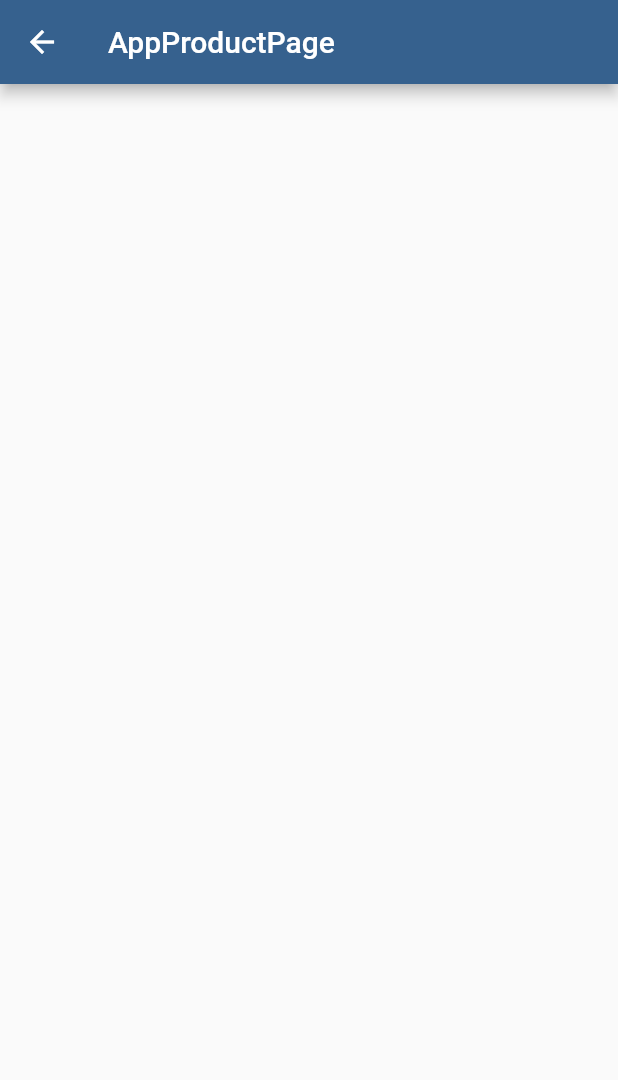
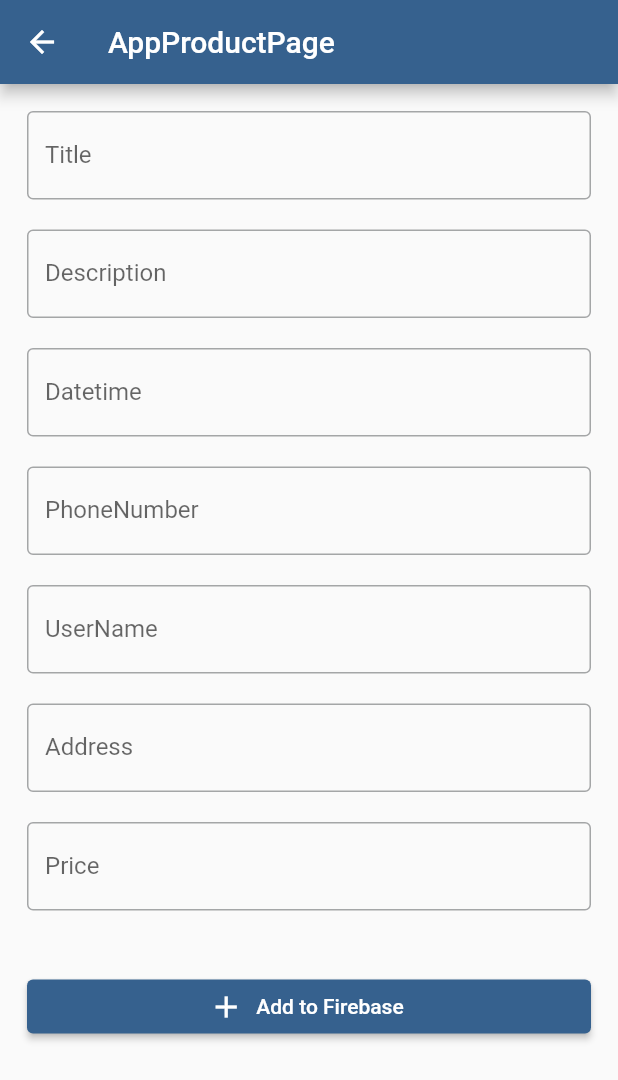
Before and after one commit to erjigit12/jarnama_app, a Flutter app: the AppProductPage screen opened directly, on a phone screen of 412 x 824 dp. Shown: the top 1080 px of the screen. Run offline on Flutter 3.47's test engine with Material 2 defaults, Android fonts, the light colour scheme and no system bars; our stand-ins replace firebase_core; accounts and stored records are empty.

Commit message:
dateTime

```diff
--- a/lib/app_product/page/app_product_page.dart
+++ b/lib/app_product/page/app_product_page.dart
@@ -1,13 +1,92 @@
+import 'package:flutter/cupertino.dart';
 import 'package:flutter/material.dart';
+import 'package:jarnama/components/custom_text_field.dart';
 
 class AppProductPage extends StatelessWidget {
   const AppProductPage({Key? key}) : super(key: key);
+
   @override
   Widget build(BuildContext context) {
+    final title = TextEditingController();
+    final desc = TextEditingController();
+    final dateTime = TextEditingController();
+    final phoneNumber = TextEditingController();
+    final userName = TextEditingController();
+    final address = TextEditingController();
+    final price = TextEditingController();
+
     return Scaffold(
       appBar: AppBar(
         title: const Text('AppProductPage'),
       ),
+      body: Padding(
+        padding: const EdgeInsets.all(18.0),
+        child: ListView(
+          children: [
+            CustomTextField(
+              controller: title,
+              hintText: 'Title',
+            ),
+            const SizedBox(height: 20),
+            CustomTextField(
+              controller: desc,
+              hintText: 'Description',
+            ),
+            const SizedBox(height: 20),
+            CustomTextField(
+              controller: dateTime,
+              hintText: 'Datetime',
+              focusNode: FocusNode(),
+              onTap: () async {
+                showCupertinoModalPopup(
+                    context: context,
+                    builder: (BuildContext builder) {
+                      return Container(
+                        height: MediaQuery.of(context).copyWith().size.height *
+                            0.25,
+                        color: Colors.white,
+                        child: CupertinoDatePicker(
+                          mode: CupertinoDatePickerMode.date,
+                          onDateTimeChanged: (value) {
+                            dateTime.text = value.toString();
+                          },
+                          initialDateTime: DateTime.now(),
+                          minimumYear: 2000,
+                          maximumYear: 3000,
+                        ),
+                      );
+                    });
+              },
+            ),
+            const SizedBox(height: 20),
+            CustomTextField(
+              controller: phoneNumber,
+              hintText: 'PhoneNumber',
+            ),
+            const SizedBox(height: 20),
+            CustomTextField(
+              controller: userName,
+              hintText: 'UserName',
+            ),
+            const SizedBox(height: 20),
+            CustomTextField(
+              controller: address,
+              hintText: 'Address',
+            ),
+            const SizedBox(height: 20),
+            CustomTextField(
+              controller: price,
+              hintText: 'Price',
+            ),
+            const SizedBox(height: 40),
+            ElevatedButton.icon(
+              onPressed: () {},
+              icon: const Icon(Icons.add),
+              label: const Text('Add to Firebase'),
+            ),
+          ],
+        ),
+      ),
     );
   }
 }
--- /dev/null
+++ b/lib/components/custom_text_field.dart
@@ -0,0 +1,40 @@
+// ignore_for_file: public_member_api_docs, sort_constructors_first
+import 'package:flutter/material.dart';
+
+class CustomTextField extends StatelessWidget {
+  const CustomTextField({
+    Key? key,
+    this.hintText,
+    this.suffixIcon,
+    this.prefixIcon,
+    this.onTap,
+    this.maxLines,
+    this.controller,
+    this.focusNode,
+  }) : super(key: key);
+
+  final String? hintText;
+  final Widget? suffixIcon;
+  final Widget? prefixIcon;
+  final void Function()? onTap;
+  final int? maxLines;
+  final TextEditingController? controller;
+  final FocusNode? focusNode;
+
+  @override
+  Widget build(BuildContext context) {
+    return TextFormField(
+      controller: controller,
+      onTap: onTap,
+      maxLines: maxLines,
+      focusNode: focusNode,
+      decoration: InputDecoration(
+        suffixIcon: suffixIcon,
+        prefixIcon: prefixIcon,
+        label: Text(hintText ?? ''),
+        hintText: hintText,
+        border: const OutlineInputBorder(),
+      ),
+    );
+  }
+}
--- /dev/null
+++ b/lib/model/product_model.dart
@@ -0,0 +1,57 @@
+// ignore_for_file: public_member_api_docs, sort_constructors_first
+import 'dart:convert';
+
+class Product {
+  Product({
+    this.images,
+    required this.title,
+    required this.description,
+    required this.dateTime,
+    required this.phoneNumber,
+    required this.userName,
+    required this.address,
+    this.price,
+  });
+
+  final List<String>? images;
+  final String title;
+  final String description;
+  final String dateTime;
+  final String phoneNumber;
+  final String userName;
+  final String address;
+  final String? price;
+
+  Map<String, dynamic> toMap() {
+    return <String, dynamic>{
+      'images': images,
+      'title': title,
+      'description': description,
+      'dateTime': dateTime,
+      'phoneNumber': phoneNumber,
+      'userName': userName,
+      'address': address,
+      'price': price,
+    };
+  }
+
+  factory Product.fromMap(Map<String, dynamic> map) {
+    return Product(
+      images: map['images'] != null
+          ? List<String>.from((map['images'] as List<String>))
+          : null,
+      title: map['title'] as String,
+      description: map['description'] as String,
+      dateTime: map['dateTime'] as String,
+      phoneNumber: map['phoneNumber'] as String,
+      userName: map['userName'] as String,
+      address: map['address'] as String,
+      price: map['price'] != null ? map['price'] as String : null,
+    );
+  }
+
+  String toJson() => json.encode(toMap());
+
+  factory Product.fromJson(String source) =>
+      Product.fromMap(json.decode(source) as Map<String, dynamic>);
+}
--- a/pubspec.yaml
+++ b/pubspec.yaml
@@ -14,6 +14,7 @@ dependencies:
 
   cupertino_icons: ^1.0.2
   firebase_core: ^2.7.0
+  intl: ^0.18.0
 
 dev_dependencies:
   flutter_test:
```
Also changed, not shown: pubspec.lock.
